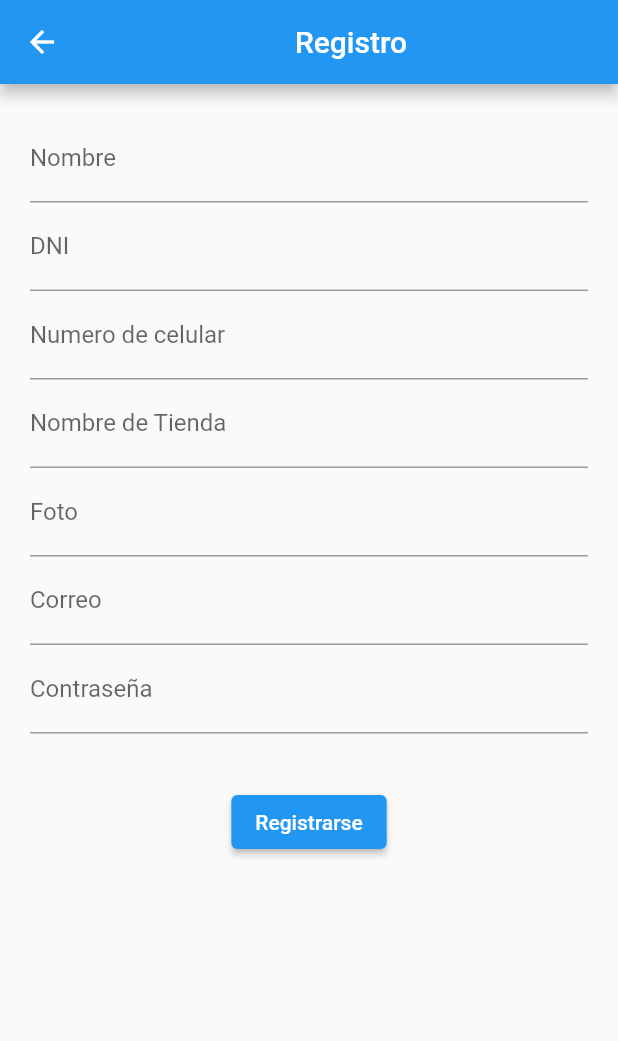
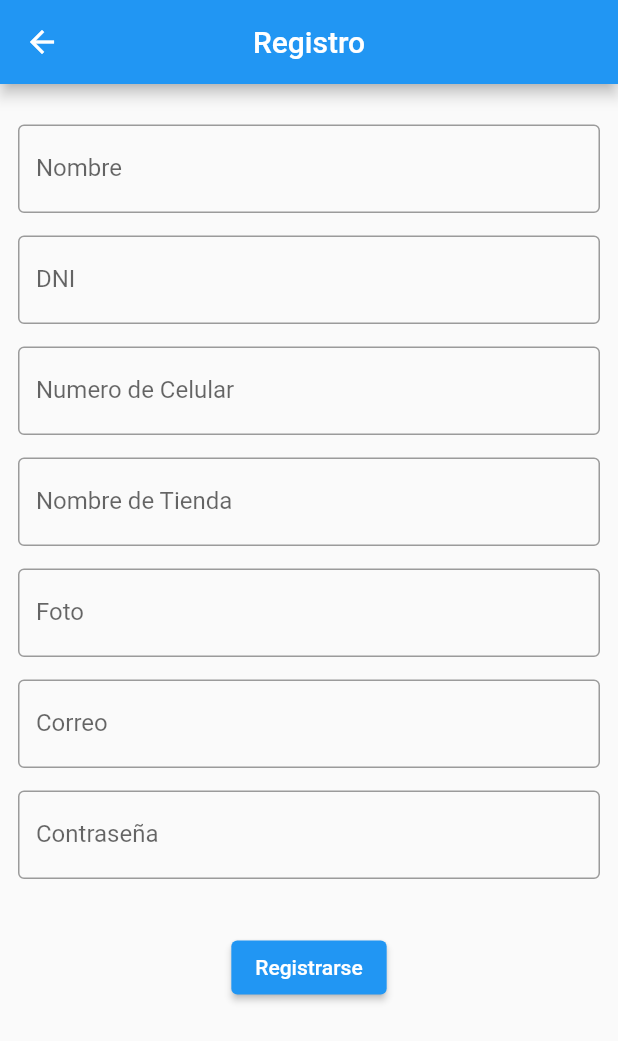
Before and after one commit to upc-shopTeam/shope_teamF, a Flutter app: the SignUpView screen opened directly, on a phone screen of 412 x 824 dp. Shown: the top 1041 px of the screen. Run offline on Flutter 3.47's test engine with Material 2 defaults, Android fonts, the phone set to English and light mode, and no system bars; our stand-ins replace calendar_timeline, shared_preferences; missing offline and left inert: jwt_decode; accounts and stored records are empty.

Commit message:
sign_up-update

```diff
--- a/lib/sign-up/sign-up_view.dart
+++ b/lib/sign-up/sign-up_view.dart
@@ -54,71 +54,103 @@ class _SignUpViewState extends State<SignUpView> {
   @override
   Widget build(BuildContext context) {
     return Scaffold(
+
       appBar: AppBar(
-        title: Center(child: Text('Registro'),),
+        centerTitle: true ,
+        title:  Text('Registro'),
       ),
       body: Padding(
-        padding: const EdgeInsets.all(20.0),
+        padding: const EdgeInsets.all(12.0),
         child: SafeArea(
 
             child: SingleChildScrollView(
+
                 child: Column(
                   children: [
+                    const SizedBox(
+                      height: 15,
+                    ),
+
+
                     TextField(
                       controller: txtName,
                       obscureText: false,
                       decoration: const InputDecoration(
-                      border: UnderlineInputBorder(),
+                        border: OutlineInputBorder(),
                         labelText: 'Nombre',
                       ),
                     ),
+                    const SizedBox(
+                      height: 15,
+                    ),
+
                     TextField(
                       controller: txtDNI,
                       obscureText: false,
                       decoration: const InputDecoration(
-                      border: UnderlineInputBorder(),
+                        border: OutlineInputBorder(),
                         labelText: 'DNI',
                       ),
                     ),
+                    const SizedBox(
+                      height: 15,
+                    ),
+
                     TextField(
                       controller: txtPhoneNumber,
                       obscureText: false,
                       decoration: const InputDecoration(
-                      border: UnderlineInputBorder(),
-                      labelText: 'Numero de celular',
+                        border: OutlineInputBorder(),
+                        labelText: 'Numero de Celular',
                       ),
                     ),
+                    const SizedBox(
+                      height: 15,
+                    ),
+
                     TextField(
                       controller: txtNameShop,
                       obscureText: false,
                       decoration: const InputDecoration(
-                      border: UnderlineInputBorder(),
+                        border: OutlineInputBorder(),
                         labelText: 'Nombre de Tienda',
                       ),
                     ),
+                    const SizedBox(
+                      height: 15,
+                    ),
+
                     TextField(
                       controller: txtPhoto,
                       obscureText: false,
                       decoration: const InputDecoration(
-                      border: UnderlineInputBorder(),
+                        border: OutlineInputBorder(),
                         labelText: 'Foto',
 
                       ),
                     ),
+                    const SizedBox(
+                      height: 15,
+                    ),
+
                     TextField(
                       controller: txtEmail,
                       obscureText: false,
                       decoration: const InputDecoration(
-                      border: UnderlineInputBorder(),
+                        border: OutlineInputBorder(),
                         labelText: 'Correo',
 
                       ),
                     ),
+                    const SizedBox(
+                      height: 15,
+                    ),
+
                     TextField(
                       controller: txtPassword,
                       obscureText: true,
                       decoration: const InputDecoration(
-                      border: UnderlineInputBorder(),
+                        border: OutlineInputBorder(),
                         labelText: 'Contraseña',
                       ),
                     ),
@@ -148,6 +180,7 @@ class _SignUpViewState extends State<SignUpView> {
                         child: Text('Registrarse'))
                   ],
                 ),
+
             )
 
         ),
```
Lines whose indentation alone changed are shown as unchanged.
